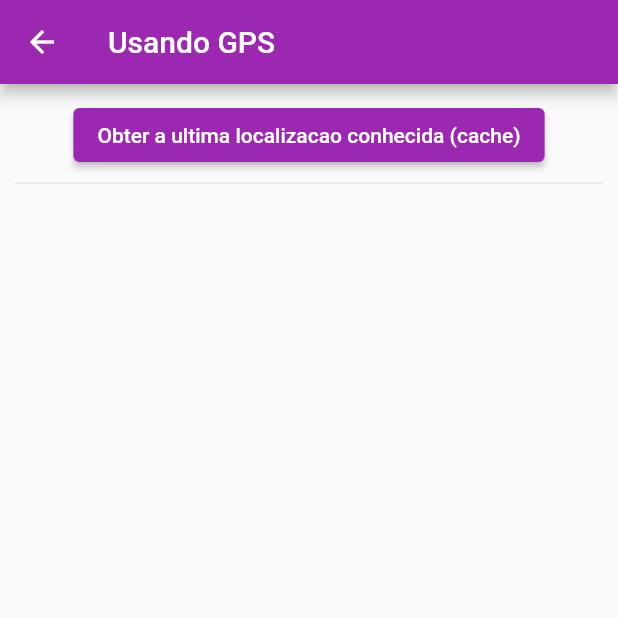
After one commit to Jhonysganzerla/FlutterCrud-sqlite, a Flutter app: the screen it shows after launch, after a tap on the "map" icon, on a phone screen of 412 x 824 dp, the top half of it. The commit adds this screen. Run offline on Flutter 3.47's test engine with Material 2 defaults, Android fonts, the phone set to English and light mode, and no system bars; our stand-ins replace geolocator, shared_preferences, sqflite; accounts and stored records are empty.

Commit message:
Adicionado GPS + Filtros funcionais

```diff
--- a/lib/Dao/ponto_turistico_dao.dart
+++ b/lib/Dao/ponto_turistico_dao.dart
@@ -17,9 +17,28 @@ class PontoTuristicoDao {
     }
   }
 
-  Future<List<PontoTuristico>> getPontoTuristicos() async {
+  Future<List<PontoTuristico>> getPontoTuristicos(
+      {
+        String filtro = '',
+        String campoOrdenacao = PontoTuristico.CAMPO_ID,
+        bool usarOrdemDecrescente = false
+      }) async {
     var dbClient = await dbHelper.database;
-    List<dynamic> maps = await dbClient.query(PontoTuristico.TABELA, columns: ['id', 'name', 'datainc']);
+    String? where;
+    if (filtro.isNotEmpty) {
+      where = "UPPER(${PontoTuristico.CAMPO_NOME}) LIKE '${filtro.toUpperCase()}%'";
+    }
+    var orderBy = campoOrdenacao;
+    if (usarOrdemDecrescente) {
+      orderBy += ' DESC';
+    }
+
+    List<dynamic> maps = await dbClient.query
+      (PontoTuristico.TABELA,
+        columns: ['id', 'name', 'datainc'],
+        where: where,
+        orderBy: orderBy,
+    );
     List<PontoTuristico> pontoturisticos = [];
     if (maps.length > 0) {
       for (int i = 0; i < maps.length; i++) {
--- /dev/null
+++ b/lib/Pages/gps_page.dart
@@ -0,0 +1,115 @@
+import 'package:flutter/cupertino.dart';
+import 'package:flutter/material.dart';
+import 'package:geolocator/geolocator.dart';
+
+class GpsPage extends StatefulWidget {
+  const GpsPage({Key? key}) : super(key: key);
+
+  static const ROUTE_NAME = '/gps';
+
+  _GpsPageState createState() => _GpsPageState();
+}
+
+  class _GpsPageState extends State<GpsPage> {
+    final _linhas = <String>[];
+
+
+    @override
+    void initState() {
+      super.initState();
+    }
+
+    @override
+    Widget build(BuildContext context) {
+      return Scaffold(
+        appBar: AppBar(
+          title: Text('Usando GPS'),
+        ),
+        body: _criarBody(),
+      );
+    }
+
+    Widget _criarBody() =>
+        Padding(
+          padding: const EdgeInsets.all(10),
+          child: Column(
+            children: [
+              ElevatedButton(
+                  onPressed: _obterUltimaLocalizacao,
+                  child: Text('Obter a ultima localizacao conhecida (cache)')
+              ),
+              const Divider(),
+              Expanded(
+                  child:ListView.builder(
+                    shrinkWrap: true,
+                      itemCount: _linhas.length,
+                      itemBuilder: (_,index)=> Padding(
+                        padding: const EdgeInsets.all(5),
+                        child: Text(_linhas[index]),
+                      )
+                  ))
+            ],
+          ),
+        );
+
+    _obterUltimaLocalizacao() async {
+      bool permissoesPermitidas = await _permissoesPermitidas();
+      if(!permissoesPermitidas){
+        return;
+      }
+
+      Position? position = await Geolocator.getLastKnownPosition();
+
+      setState(() {
+        if(position == null){
+          _linhas.add('Nenhuma localização encontrada');
+        }
+        _linhas.add('Latitude: ${position!.latitude} | Longitude: ${position.longitude} ');
+      });
+    }
+
+    Future<bool> _permissoesPermitidas() async {
+      LocationPermission permission = await Geolocator.checkPermission();
+
+      if (permission == LocationPermission.denied) {
+        permission = await Geolocator.checkPermission();
+        if (permission == LocationPermission.denied) {
+          _mostrarMensagem(
+              'Não será possivel utilizar o serviço de localização por falta de permissão');
+
+          return false;
+        }
+      }
+
+      if (permission == LocationPermission.deniedForever) {
+        _mostrarMensagem('Para utilizar esse recurso, você deverá acessar as configurações e permitir o GPs');
+        Geolocator.openAppSettings();
+        return false;
+      }
+      return true;
+    }
+
+    void _mostrarMensagem(String mensagem) {
+      ScaffoldMessenger.of(context).showSnackBar(
+          SnackBar(
+              content: Text(mensagem)
+          ),
+        );
+    }
+
+    Future<void> _showDialogMessage(String mensagem) async {
+      await showDialog(
+          context: context,
+          builder: (_) => AlertDialog(
+            title: const Text('Atenção'),
+            content: Text(mensagem),
+            actions: [
+              TextButton(
+                child: const Text('OK'),
+                onPressed: () => Navigator.of(context).pop(),
+              )
+            ],
+          )
+      );
+    }
+}
--- a/lib/Pages/ponto_turistico_page.dart
+++ b/lib/Pages/ponto_turistico_page.dart
@@ -1,8 +1,9 @@
 import 'package:flutter/material.dart';
 import 'package:jhonyproject/Dao/ponto_turistico_dao.dart';
 import 'package:jhonyproject/Pages/filtro_page.dart';
-import 'package:jhonyproject/Database/db_helper.dart';
 import 'package:jhonyproject/Model/ponto_turistico_model.dart';
+import 'package:jhonyproject/Pages/gps_page.dart';
+import 'package:shared_preferences/shared_preferences.dart';
 
 class PontoTuristicoPage extends StatefulWidget {
   @override
@@ -25,9 +26,17 @@ class _PontoTuristicoPageState extends State<PontoTuristicoPage> {
     refreshPontoTuristicoList();
   }
 
-  refreshPontoTuristicoList() {
+  refreshPontoTuristicoList() async {
+    final prefs = await SharedPreferences.getInstance();
+    final campoordenacao = prefs.getString(FiltroPage.chaveCampoOrdenacao) ?? PontoTuristico.CAMPO_ID;
+    final usarOrdemDecrescente = prefs.getBool(FiltroPage.chaveOrdenacaoDrescente) == true;
+    final filtrodescricao = prefs.getString(FiltroPage.chaveFiltroNome) ?? "";
     setState(() {
-      pontoturisticos = pontoTuristicoDao.getPontoTuristicos();
+      pontoturisticos = pontoTuristicoDao.getPontoTuristicos(
+            filtro: filtrodescricao,
+            campoOrdenacao: campoordenacao,
+            usarOrdemDecrescente: usarOrdemDecrescente,
+          );
     });
   }
 
@@ -40,6 +49,10 @@ class _PontoTuristicoPageState extends State<PontoTuristicoPage> {
           IconButton(
             icon: const Icon(Icons.filter_list),
             onPressed: _abrirPaginaFiltro,
+          ),
+          IconButton(
+            icon: const Icon(Icons.map),
+            onPressed: _abrirPaginaGPS,
           )
         ],
       ),
@@ -238,7 +251,18 @@ class _PontoTuristicoPageState extends State<PontoTuristicoPage> {
   void _abrirPaginaFiltro() {
     final navigator = Navigator.of(context);
     navigator.pushNamed(FiltroPage.ROUTE_NAME).then((alterouValores) {
-      if (alterouValores == true) {}
+      if (alterouValores == true) {
+          refreshPontoTuristicoList();
+      }
+    });
+  }
+
+  void _abrirPaginaGPS() {
+    final navigator = Navigator.of(context);
+    navigator.pushNamed(GpsPage.ROUTE_NAME).then((alterouValores) {
+      if (alterouValores == true) {
+
+      }
     });
   }
 }
--- a/lib/main.dart
+++ b/lib/main.dart
@@ -1,5 +1,6 @@
 import 'package:flutter/material.dart';
 import 'package:jhonyproject/Pages/filtro_page.dart';
+import 'package:jhonyproject/Pages/gps_page.dart';
 import 'package:jhonyproject/Pages/ponto_turistico_page.dart';
 
 
@@ -19,6 +20,7 @@ class MyApp extends StatelessWidget {
       home: PontoTuristicoPage(),
       routes: {
         FiltroPage.ROUTE_NAME: (BuildContext context) => FiltroPage(),
+        GpsPage.ROUTE_NAME: (BuildContext context) => GpsPage(),
       },
     );
   }
--- a/pubspec.yaml
+++ b/pubspec.yaml
@@ -38,7 +38,11 @@ dependencies:
   # The following adds the Cupertino Icons font to your application.
   # Use with the CupertinoIcons class for iOS style icons.
   cupertino_icons: ^1.0.2
+  geolocator: ^9.0.2
   intl: ^0.17.0
+
+dependency_overrides:
+  platform: ^3.1.0
 
 dev_dependencies:
   flutter_test:
```
Also changed, not shown: lib/Pages/filtro_page.dart (+8 -2 lines), pubspec.lock, 2 other files.
